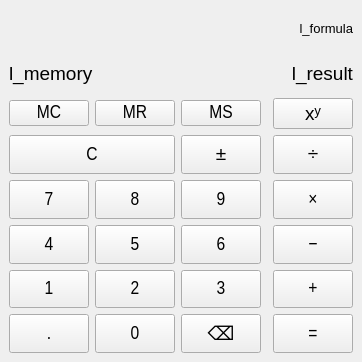
Qt form calculator/mainwindow.ui (Krylov-MV/cpp-calculator) before a commit.
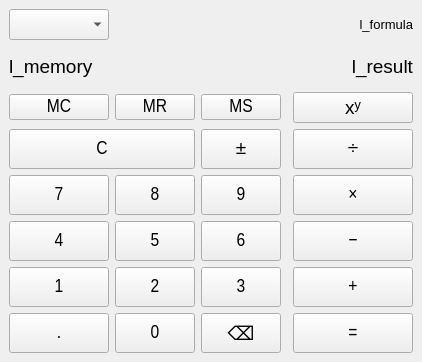
The same form after that commit.

The edit to the form file:
```diff
--- a/calculator/mainwindow.ui
+++ b/calculator/mainwindow.ui
@@ -6,7 +6,7 @@
    <rect>
     <x>0</x>
     <y>0</y>
-    <width>310</width>
+    <width>422</width>
     <height>362</height>
    </rect>
   </property>
@@ -25,52 +25,37 @@
    <string>Калькулятор</string>
   </property>
   <widget class="QWidget" name="centralwidget">
-   <layout class="QGridLayout" name="gridLayout" rowstretch="0,0,0,0,0,0,0,0,0,0" columnstretch="0,2,2,2,0,3">
-    <item row="1" column="1" colspan="5">
-     <layout class="QHBoxLayout" name="horizontalLayout" stretch="0,1">
-      <item>
-       <widget class="QLabel" name="l_memory">
+   <layout class="QGridLayout" name="gridLayout" rowstretch="0,0,0,0,0,0,0,0,0,0,0" columnstretch="0,2,2,2,0,3">
+    <item row="5" column="5">
+     <widget class="QPushButton" name="tb_divide">
         <property name="sizePolicy">
          <sizepolicy hsizetype="Preferred" vsizetype="Preferred">
           <horstretch>0</horstretch>
           <verstretch>0</verstretch>
          </sizepolicy>
         </property>
-        <property name="font">
-         <font>
-          <pointsize>14</pointsize>
-         </font>
-        </property>
-        <property name="text">
-         <string>l_memory</string>
-        </property>
-       </widget>
-      </item>
-      <item>
-       <widget class="QLabel" name="l_result">
-        <property name="sizePolicy">
-         <sizepolicy hsizetype="Preferred" vsizetype="Preferred">
-          <horstretch>0</horstretch>
-          <verstretch>0</verstretch>
-         </sizepolicy>
-        </property>
+      <property name="minimumSize">
+       <size>
+        <width>0</width>
+        <height>0</height>
+       </size>
+      </property>
         <property name="font">
          <font>
+        <family>Arial Narrow</family>
           <pointsize>14</pointsize>
          </font>
         </property>
         <property name="text">
-         <string>l_result</string>
-        </property>
-        <property name="alignment">
-         <set>Qt::AlignRight|Qt::AlignTrailing|Qt::AlignVCenter</set>
+       <string>÷</string>
+      </property>
+      <property name="shortcut">
+       <string>/</string>
         </property>
        </widget>
       </item>
-     </layout>
-    </item>
-    <item row="5" column="3">
-     <widget class="QPushButton" name="tb_nine">
+    <item row="9" column="1">
+     <widget class="QPushButton" name="tb_one">
       <property name="sizePolicy">
        <sizepolicy hsizetype="Preferred" vsizetype="Preferred">
         <horstretch>0</horstretch>
@@ -90,33 +75,14 @@
        </font>
       </property>
       <property name="text">
-       <string>9</string>
+       <string>1</string>
       </property>
       <property name="shortcut">
        <string>9</string>
       </property>
      </widget>
     </item>
-    <item row="2" column="3">
-     <widget class="QPushButton" name="tb_ms">
-      <property name="minimumSize">
-       <size>
-        <width>0</width>
-        <height>0</height>
-       </size>
-      </property>
-      <property name="font">
-       <font>
-        <family>Arial Narrow</family>
-        <pointsize>14</pointsize>
-       </font>
-      </property>
-      <property name="text">
-       <string>MS</string>
-      </property>
-     </widget>
-    </item>
-    <item row="2" column="2">
+    <item row="3" column="2">
      <widget class="QPushButton" name="tn_mr">
       <property name="minimumSize">
        <size>
@@ -135,182 +101,7 @@
       </property>
      </widget>
     </item>
-    <item row="2" column="5">
-     <widget class="QPushButton" name="tb_power">
-      <property name="text">
-       <string>xʸ</string>
-      </property>
-     </widget>
-    </item>
-    <item row="9" column="5">
-     <widget class="QPushButton" name="tb_equal">
-      <property name="sizePolicy">
-       <sizepolicy hsizetype="Preferred" vsizetype="Preferred">
-        <horstretch>0</horstretch>
-        <verstretch>0</verstretch>
-       </sizepolicy>
-      </property>
-      <property name="minimumSize">
-       <size>
-        <width>0</width>
-        <height>0</height>
-       </size>
-      </property>
-      <property name="font">
-       <font>
-        <family>Arial Narrow</family>
-        <pointsize>14</pointsize>
-       </font>
-      </property>
-      <property name="text">
-       <string>=</string>
-      </property>
-      <property name="shortcut">
-       <string>Enter</string>
-      </property>
-     </widget>
-    </item>
-    <item row="8" column="3">
-     <widget class="QPushButton" name="tb_three">
-      <property name="sizePolicy">
-       <sizepolicy hsizetype="Preferred" vsizetype="Preferred">
-        <horstretch>0</horstretch>
-        <verstretch>0</verstretch>
-       </sizepolicy>
-      </property>
-      <property name="minimumSize">
-       <size>
-        <width>0</width>
-        <height>0</height>
-       </size>
-      </property>
-      <property name="font">
-       <font>
-        <family>Arial Narrow</family>
-        <pointsize>14</pointsize>
-       </font>
-      </property>
-      <property name="text">
-       <string>3</string>
-      </property>
-      <property name="shortcut">
-       <string>3</string>
-      </property>
-     </widget>
-    </item>
-    <item row="9" column="3">
-     <widget class="QPushButton" name="tb_backspace">
-      <property name="sizePolicy">
-       <sizepolicy hsizetype="Preferred" vsizetype="Preferred">
-        <horstretch>0</horstretch>
-        <verstretch>0</verstretch>
-       </sizepolicy>
-      </property>
-      <property name="text">
-       <string>⌫</string>
-      </property>
-     </widget>
-    </item>
-    <item row="8" column="2">
-     <widget class="QPushButton" name="tb_two">
-      <property name="sizePolicy">
-       <sizepolicy hsizetype="Preferred" vsizetype="Preferred">
-        <horstretch>0</horstretch>
-        <verstretch>0</verstretch>
-       </sizepolicy>
-      </property>
-      <property name="minimumSize">
-       <size>
-        <width>0</width>
-        <height>0</height>
-       </size>
-      </property>
-      <property name="font">
-       <font>
-        <family>Arial Narrow</family>
-        <pointsize>14</pointsize>
-       </font>
-      </property>
-      <property name="text">
-       <string>2</string>
-      </property>
-      <property name="shortcut">
-       <string>2</string>
-      </property>
-     </widget>
-    </item>
-    <item row="5" column="1">
-     <widget class="QPushButton" name="tb_seven">
-      <property name="sizePolicy">
-       <sizepolicy hsizetype="Preferred" vsizetype="Preferred">
-        <horstretch>0</horstretch>
-        <verstretch>0</verstretch>
-       </sizepolicy>
-      </property>
-      <property name="minimumSize">
-       <size>
-        <width>0</width>
-        <height>0</height>
-       </size>
-      </property>
-      <property name="font">
-       <font>
-        <family>Arial Narrow</family>
-        <pointsize>14</pointsize>
-       </font>
-      </property>
-      <property name="text">
-       <string>7</string>
-      </property>
-      <property name="shortcut">
-       <string>7</string>
-      </property>
-     </widget>
-    </item>
-    <item row="0" column="1" colspan="5">
-     <widget class="QLabel" name="l_formula">
-      <property name="font">
-       <font>
-        <pointsize>10</pointsize>
-       </font>
-      </property>
-      <property name="text">
-       <string>l_formula</string>
-      </property>
-      <property name="alignment">
-       <set>Qt::AlignRight|Qt::AlignTrailing|Qt::AlignVCenter</set>
-      </property>
-     </widget>
-    </item>
-    <item row="5" column="2">
-     <widget class="QPushButton" name="tb_eight">
-      <property name="sizePolicy">
-       <sizepolicy hsizetype="Preferred" vsizetype="Preferred">
-        <horstretch>0</horstretch>
-        <verstretch>0</verstretch>
-       </sizepolicy>
-      </property>
-      <property name="minimumSize">
-       <size>
-        <width>0</width>
-        <height>0</height>
-       </size>
-      </property>
-      <property name="font">
-       <font>
-        <family>Arial Narrow</family>
-        <pointsize>14</pointsize>
-       </font>
-      </property>
-      <property name="text">
-       <string>8</string>
-      </property>
-      <property name="shortcut">
-       <string>8</string>
-      </property>
-     </widget>
-    </item>
-    <item row="6" column="5">
+    <item row="7" column="5">
      <widget class="QPushButton" name="tb_substract">
       <property name="sizePolicy">
        <sizepolicy hsizetype="Preferred" vsizetype="Preferred">
@@ -338,7 +129,217 @@
       </property>
      </widget>
     </item>
+    <item row="9" column="3">
+     <widget class="QPushButton" name="tb_three">
+      <property name="sizePolicy">
+       <sizepolicy hsizetype="Preferred" vsizetype="Preferred">
+        <horstretch>0</horstretch>
+        <verstretch>0</verstretch>
+       </sizepolicy>
+      </property>
+      <property name="minimumSize">
+       <size>
+        <width>0</width>
+        <height>0</height>
+       </size>
+      </property>
+      <property name="font">
+       <font>
+        <family>Arial Narrow</family>
+        <pointsize>14</pointsize>
+       </font>
+      </property>
+      <property name="text">
+       <string>3</string>
+      </property>
+      <property name="shortcut">
+       <string>3</string>
+      </property>
+     </widget>
+    </item>
+    <item row="1" column="1">
+     <widget class="QComboBox" name="cmb_controller">
+      <property name="currentText">
+       <string/>
+      </property>
+     </widget>
+    </item>
+    <item row="10" column="2">
+     <widget class="QPushButton" name="tb_zero">
+      <property name="sizePolicy">
+       <sizepolicy hsizetype="Preferred" vsizetype="Preferred">
+        <horstretch>0</horstretch>
+        <verstretch>0</verstretch>
+       </sizepolicy>
+      </property>
+      <property name="minimumSize">
+       <size>
+        <width>0</width>
+        <height>0</height>
+       </size>
+      </property>
+      <property name="font">
+       <font>
+        <family>Arial Narrow</family>
+        <pointsize>14</pointsize>
+       </font>
+      </property>
+      <property name="text">
+       <string>0</string>
+      </property>
+     </widget>
+    </item>
+    <item row="6" column="2">
+     <widget class="QPushButton" name="tb_eight">
+      <property name="sizePolicy">
+       <sizepolicy hsizetype="Preferred" vsizetype="Preferred">
+        <horstretch>0</horstretch>
+        <verstretch>0</verstretch>
+       </sizepolicy>
+      </property>
+      <property name="minimumSize">
+       <size>
+        <width>0</width>
+        <height>0</height>
+       </size>
+      </property>
+      <property name="font">
+       <font>
+        <family>Arial Narrow</family>
+        <pointsize>14</pointsize>
+       </font>
+      </property>
+      <property name="text">
+       <string>8</string>
+      </property>
+      <property name="shortcut">
+       <string>8</string>
+      </property>
+     </widget>
+    </item>
+    <item row="6" column="1">
+     <widget class="QPushButton" name="tb_seven">
+      <property name="sizePolicy">
+       <sizepolicy hsizetype="Preferred" vsizetype="Preferred">
+        <horstretch>0</horstretch>
+        <verstretch>0</verstretch>
+       </sizepolicy>
+      </property>
+      <property name="minimumSize">
+       <size>
+        <width>0</width>
+        <height>0</height>
+       </size>
+      </property>
+      <property name="font">
+       <font>
+        <family>Arial Narrow</family>
+        <pointsize>14</pointsize>
+       </font>
+      </property>
+      <property name="text">
+       <string>7</string>
+      </property>
+      <property name="shortcut">
+       <string>7</string>
+      </property>
+     </widget>
+    </item>
+    <item row="9" column="5">
+     <widget class="QPushButton" name="tb_add">
+      <property name="sizePolicy">
+       <sizepolicy hsizetype="Preferred" vsizetype="Preferred">
+        <horstretch>0</horstretch>
+        <verstretch>0</verstretch>
+       </sizepolicy>
+      </property>
+      <property name="minimumSize">
+       <size>
+        <width>0</width>
+        <height>0</height>
+       </size>
+      </property>
+      <property name="font">
+       <font>
+        <family>Arial Narrow</family>
+        <pointsize>14</pointsize>
+       </font>
+      </property>
+      <property name="text">
+       <string>+</string>
+      </property>
+      <property name="shortcut">
+       <string>+</string>
+      </property>
+     </widget>
+    </item>
+    <item row="10" column="3">
+     <widget class="QPushButton" name="tb_backspace">
+      <property name="sizePolicy">
+       <sizepolicy hsizetype="Preferred" vsizetype="Preferred">
+        <horstretch>0</horstretch>
+        <verstretch>0</verstretch>
+       </sizepolicy>
+      </property>
+      <property name="text">
+       <string>⌫</string>
+      </property>
+     </widget>
+    </item>
+    <item row="5" column="3">
+     <widget class="QPushButton" name="tb_negate">
+      <property name="sizePolicy">
+       <sizepolicy hsizetype="Preferred" vsizetype="Preferred">
+        <horstretch>0</horstretch>
+        <verstretch>0</verstretch>
+       </sizepolicy>
+      </property>
+      <property name="minimumSize">
+       <size>
+        <width>0</width>
+        <height>0</height>
+       </size>
+      </property>
+      <property name="font">
+       <font>
+        <family>Arial Narrow</family>
+        <pointsize>14</pointsize>
+       </font>
+      </property>
+      <property name="text">
+       <string>±</string>
+      </property>
+     </widget>
+    </item>
     <item row="6" column="3">
+     <widget class="QPushButton" name="tb_nine">
+      <property name="sizePolicy">
+       <sizepolicy hsizetype="Preferred" vsizetype="Preferred">
+        <horstretch>0</horstretch>
+        <verstretch>0</verstretch>
+       </sizepolicy>
+      </property>
+      <property name="minimumSize">
+       <size>
+        <width>0</width>
+        <height>0</height>
+       </size>
+      </property>
+      <property name="font">
+       <font>
+        <family>Arial Narrow</family>
+        <pointsize>14</pointsize>
+       </font>
+      </property>
+      <property name="text">
+       <string>9</string>
+      </property>
+      <property name="shortcut">
+       <string>9</string>
+      </property>
+     </widget>
+    </item>
+    <item row="7" column="3">
      <widget class="QPushButton" name="tb_six">
       <property name="sizePolicy">
        <sizepolicy hsizetype="Preferred" vsizetype="Preferred">
@@ -366,8 +367,15 @@
       </property>
      </widget>
     </item>
-    <item row="6" column="1">
-     <widget class="QPushButton" name="tb_four">
+    <item row="3" column="5">
+     <widget class="QPushButton" name="tb_power">
+      <property name="text">
+       <string>xʸ</string>
+      </property>
+     </widget>
+    </item>
+    <item row="10" column="1">
+     <widget class="QPushButton" name="tb_extra">
       <property name="sizePolicy">
        <sizepolicy hsizetype="Preferred" vsizetype="Preferred">
         <horstretch>0</horstretch>
@@ -387,15 +395,15 @@
        </font>
       </property>
       <property name="text">
-       <string>4</string>
+       <string>.</string>
       </property>
       <property name="shortcut">
        <string>4</string>
       </property>
      </widget>
     </item>
-    <item row="4" column="5">
-     <widget class="QPushButton" name="tb_divide">
+    <item row="9" column="2">
+     <widget class="QPushButton" name="tb_two">
       <property name="sizePolicy">
        <sizepolicy hsizetype="Preferred" vsizetype="Preferred">
         <horstretch>0</horstretch>
@@ -415,45 +423,60 @@
        </font>
       </property>
       <property name="text">
-       <string>÷</string>
+       <string>2</string>
       </property>
       <property name="shortcut">
        <string>/</string>
       </property>
      </widget>
     </item>
-    <item row="8" column="1">
-     <widget class="QPushButton" name="tb_one">
+    <item row="2" column="1" colspan="5">
+     <layout class="QHBoxLayout" name="horizontalLayout" stretch="0,1">
+      <item>
+       <widget class="QLabel" name="l_memory">
       <property name="sizePolicy">
        <sizepolicy hsizetype="Preferred" vsizetype="Preferred">
         <horstretch>0</horstretch>
         <verstretch>0</verstretch>
        </sizepolicy>
       </property>
-      <property name="minimumSize">
-       <size>
-        <width>0</width>
-        <height>0</height>
-       </size>
-      </property>
+        <property name="font">
+         <font>
+          <pointsize>14</pointsize>
+         </font>
+        </property>
+        <property name="text">
+         <string>l_memory</string>
+        </property>
+       </widget>
+      </item>
+      <item>
+       <widget class="QLabel" name="l_result">
+        <property name="sizePolicy">
+         <sizepolicy hsizetype="Preferred" vsizetype="Preferred">
+          <horstretch>0</horstretch>
+          <verstretch>0</verstretch>
+         </sizepolicy>
+        </property>
       <property name="font">
        <font>
-        <family>Arial Narrow</family>
         <pointsize>14</pointsize>
        </font>
       </property>
       <property name="text">
-       <string>1</string>
-      </property>
-      <property name="shortcut">
-       <string>1</string>
+         <string>l_result</string>
+        </property>
+        <property name="alignment">
+         <set>Qt::AlignmentFlag::AlignRight|Qt::AlignmentFlag::AlignTrailing|Qt::AlignmentFlag::AlignVCenter</set>
       </property>
      </widget>
     </item>
-    <item row="6" column="2">
-     <widget class="QPushButton" name="tb_five">
+     </layout>
+    </item>
+    <item row="6" column="5">
+     <widget class="QPushButton" name="tb_multiplicate">
       <property name="sizePolicy">
-       <sizepolicy hsizetype="Preferred" vsizetype="Preferred">
+       <sizepolicy hsizetype="Expanding" vsizetype="Preferred">
         <horstretch>0</horstretch>
         <verstretch>0</verstretch>
        </sizepolicy>
@@ -471,14 +494,14 @@
        </font>
       </property>
       <property name="text">
-       <string>5</string>
+       <string>×</string>
       </property>
       <property name="shortcut">
        <string>5</string>
       </property>
      </widget>
     </item>
-    <item row="4" column="1" colspan="2">
+    <item row="5" column="1" colspan="2">
      <widget class="QPushButton" name="tb_reset">
       <property name="sizePolicy">
        <sizepolicy hsizetype="Preferred" vsizetype="Preferred">
@@ -506,7 +529,63 @@
       </property>
      </widget>
     </item>
-    <item row="2" column="1">
+    <item row="7" column="1">
+     <widget class="QPushButton" name="tb_four">
+      <property name="sizePolicy">
+       <sizepolicy hsizetype="Preferred" vsizetype="Preferred">
+        <horstretch>0</horstretch>
+        <verstretch>0</verstretch>
+       </sizepolicy>
+      </property>
+      <property name="minimumSize">
+       <size>
+        <width>0</width>
+        <height>0</height>
+       </size>
+      </property>
+      <property name="font">
+       <font>
+        <family>Arial Narrow</family>
+        <pointsize>14</pointsize>
+       </font>
+      </property>
+      <property name="text">
+       <string>4</string>
+      </property>
+      <property name="shortcut">
+       <string>4</string>
+      </property>
+     </widget>
+    </item>
+    <item row="10" column="5">
+     <widget class="QPushButton" name="tb_equal">
+      <property name="sizePolicy">
+       <sizepolicy hsizetype="Preferred" vsizetype="Preferred">
+        <horstretch>0</horstretch>
+        <verstretch>0</verstretch>
+       </sizepolicy>
+      </property>
+      <property name="minimumSize">
+       <size>
+        <width>0</width>
+        <height>0</height>
+       </size>
+      </property>
+      <property name="font">
+       <font>
+        <family>Arial Narrow</family>
+        <pointsize>14</pointsize>
+       </font>
+      </property>
+      <property name="text">
+       <string>=</string>
+      </property>
+      <property name="shortcut">
+       <string>Enter</string>
+      </property>
+     </widget>
+    </item>
+    <item row="3" column="1">
      <widget class="QPushButton" name="tb_mc">
       <property name="minimumSize">
        <size>
@@ -525,14 +604,8 @@
       </property>
      </widget>
     </item>
-    <item row="8" column="5">
-     <widget class="QPushButton" name="tb_add">
-      <property name="sizePolicy">
-       <sizepolicy hsizetype="Preferred" vsizetype="Preferred">
-        <horstretch>0</horstretch>
-        <verstretch>0</verstretch>
-       </sizepolicy>
-      </property>
+    <item row="3" column="3">
+     <widget class="QPushButton" name="tb_ms">
       <property name="minimumSize">
        <size>
         <width>0</width>
@@ -546,17 +619,17 @@
        </font>
       </property>
       <property name="text">
-       <string>+</string>
+       <string>MS</string>
       </property>
       <property name="shortcut">
        <string>+</string>
       </property>
      </widget>
     </item>
-    <item row="5" column="5">
-     <widget class="QPushButton" name="tb_multiplicate">
+    <item row="7" column="2">
+     <widget class="QPushButton" name="tb_five">
       <property name="sizePolicy">
-       <sizepolicy hsizetype="Expanding" vsizetype="Preferred">
+       <sizepolicy hsizetype="Preferred" vsizetype="Preferred">
         <horstretch>0</horstretch>
         <verstretch>0</verstretch>
        </sizepolicy>
@@ -574,85 +647,25 @@
        </font>
       </property>
       <property name="text">
-       <string>×</string>
+       <string>5</string>
       </property>
       <property name="shortcut">
        <string>*</string>
       </property>
      </widget>
     </item>
-    <item row="4" column="3">
-     <widget class="QPushButton" name="tb_negate">
-      <property name="sizePolicy">
-       <sizepolicy hsizetype="Preferred" vsizetype="Preferred">
-        <horstretch>0</horstretch>
-        <verstretch>0</verstretch>
-       </sizepolicy>
-      </property>
-      <property name="minimumSize">
-       <size>
-        <width>0</width>
-        <height>0</height>
-       </size>
-      </property>
+    <item row="1" column="5">
+     <widget class="QLabel" name="l_formula">
       <property name="font">
        <font>
-        <family>Arial Narrow</family>
-        <pointsize>14</pointsize>
+        <pointsize>10</pointsize>
        </font>
       </property>
       <property name="text">
-       <string>±</string>
+       <string>l_formula</string>
       </property>
-     </widget>
-    </item>
-    <item row="9" column="1">
-     <widget class="QPushButton" name="tb_comma">
-      <property name="sizePolicy">
-       <sizepolicy hsizetype="Preferred" vsizetype="Preferred">
-        <horstretch>0</horstretch>
-        <verstretch>0</verstretch>
-       </sizepolicy>
-      </property>
-      <property name="minimumSize">
-       <size>
-        <width>0</width>
-        <height>0</height>
-       </size>
-      </property>
-      <property name="font">
-       <font>
-        <family>Arial Narrow</family>
-        <pointsize>14</pointsize>
-       </font>
-      </property>
-      <property name="text">
-       <string>.</string>
-      </property>
-     </widget>
-    </item>
-    <item row="9" column="2">
-     <widget class="QPushButton" name="tb_zero">
-      <property name="sizePolicy">
-       <sizepolicy hsizetype="Preferred" vsizetype="Preferred">
-        <horstretch>0</horstretch>
-        <verstretch>0</verstretch>
-       </sizepolicy>
-      </property>
-      <property name="minimumSize">
-       <size>
-        <width>0</width>
-        <height>0</height>
-       </size>
-      </property>
-      <property name="font">
-       <font>
-        <family>Arial Narrow</family>
-        <pointsize>14</pointsize>
-       </font>
-      </property>
-      <property name="text">
-       <string>0</string>
+      <property name="alignment">
+       <set>Qt::AlignmentFlag::AlignRight|Qt::AlignmentFlag::AlignTrailing|Qt::AlignmentFlag::AlignVCenter</set>
       </property>
      </widget>
     </item>
```
Left out of the diff: 14 changed lines with no effect on the pictures. Lines whose indentation alone changed are shown as unchanged.
